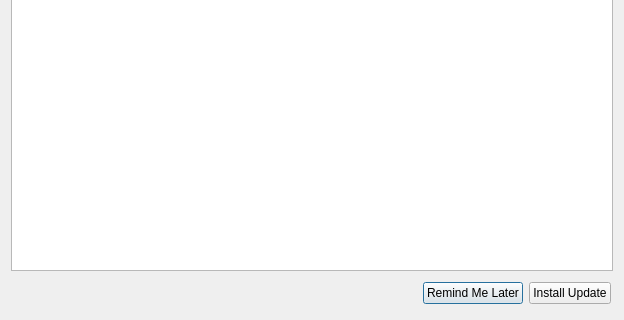
Qt form frameworks/qt/plugins/updater/UpdateDialog.ui (dmzgroup/dmz) before a commit; both pictures show x 0 to 624 and y 180 to 500 of the 624 by 500 pixel window.
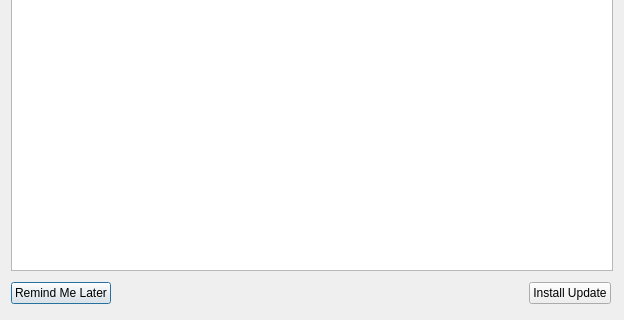
The same form after that commit.

The edit to the form file:
```diff
--- a/frameworks/qt/plugins/updater/UpdateDialog.ui
+++ b/frameworks/qt/plugins/updater/UpdateDialog.ui
@@ -134,6 +134,13 @@
        <property name="margin">
         <number>0</number>
        </property>
+       <item>
+        <widget class="QPushButton" name="laterButton">
+         <property name="text">
+          <string>Remind Me Later</string>
+         </property>
+        </widget>
+       </item>
        <item>
         <spacer name="horizontalSpacer">
          <property name="orientation">
@@ -147,13 +154,6 @@
          </property>
         </spacer>
        </item>
-       <item>
-        <widget class="QPushButton" name="laterButton">
-         <property name="text">
-          <string>Remind Me Later</string>
-         </property>
-        </widget>
-       </item>
        <item>
         <widget class="QPushButton" name="downloadButton">
          <property name="text">
```
